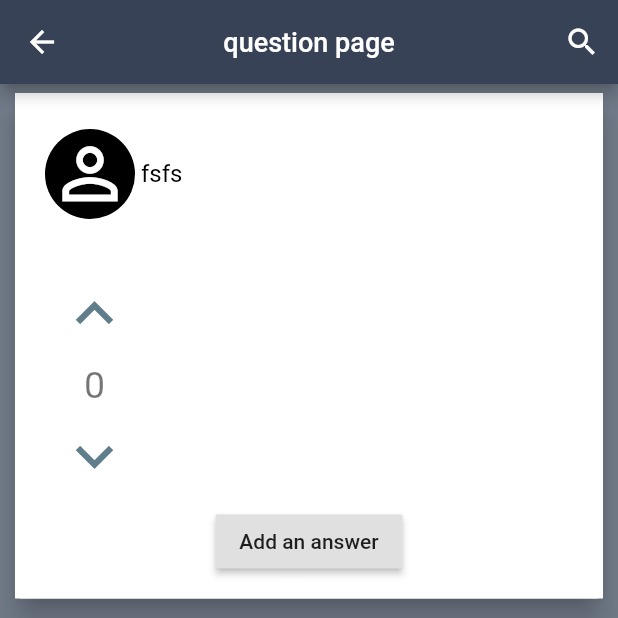
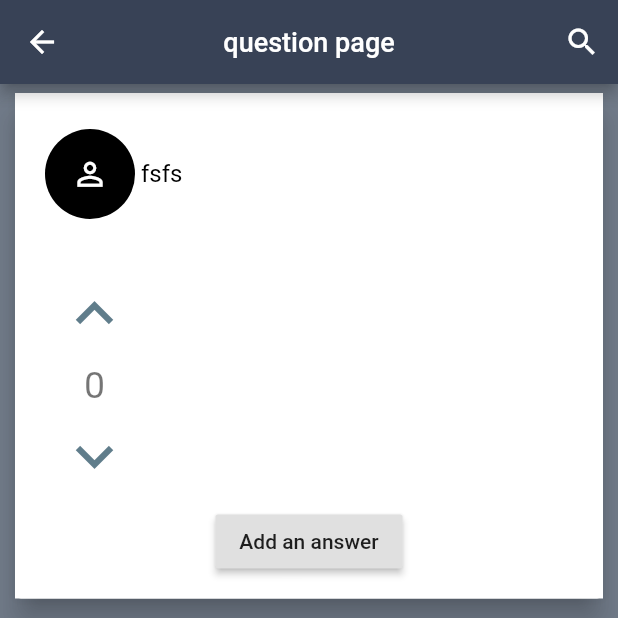
Before and after one commit to udith-shalinda/My_stackoverflow, a Flutter app: the GiveAnswer screen opened directly with empty values, on a phone screen of 412 x 824 dp, the top half of it. Run offline on Flutter 3.47's test engine with Material 2 defaults, Android fonts, the phone set to English and light mode, and no system bars; our stand-ins replace firebase_auth, firebase_database, firebase_storage, font_awesome_flutter, image_picker, shared_preferences; accounts and stored records are empty.

Commit message:
give answer page profile image fixed

```diff
--- a/lib/ui/giveAnswer.dart
+++ b/lib/ui/giveAnswer.dart
@@ -232,7 +232,7 @@ class _GiveAnswerState extends State<GiveAnswer> {
     });
   }
   Widget profileImage(){
-     if(profileLink != null ){
+     if(profileLink != null && profileLink != ""){
         return Container(
               width: 135.0,
               height: 190.0,
@@ -249,7 +249,7 @@ class _GiveAnswerState extends State<GiveAnswer> {
      }else{
        return Icon(
          Icons.person_outline,
-         size: 55,
+         size: 25,
          color: Colors.white,
          );
      }
--- a/lib/ui/home.dart
+++ b/lib/ui/home.dart
@@ -507,7 +507,6 @@ class _HomeState extends State<Home> {
     Navigator.of(context).push(router);
   }
   void showQuestion(String key){
-    print("key is "+key);
     var router = new MaterialPageRoute(
         builder: (BuildContext context){
           return new GiveAnswer(questionKey: key);
--- a/lib/ui/profilePage.dart
+++ b/lib/ui/profilePage.dart
@@ -168,7 +168,6 @@ class ProfilePageState extends State<ProfilePage> {
 
   _getUserDetails(Event event) {
     if (event.snapshot.key == widget.questionUserKey) {
-      print(widget.questionUserKey);
       setState(() {
         user = User.fromSnapshot(event.snapshot);
         if(event.snapshot.value['myQuestionList'] != null){
```
